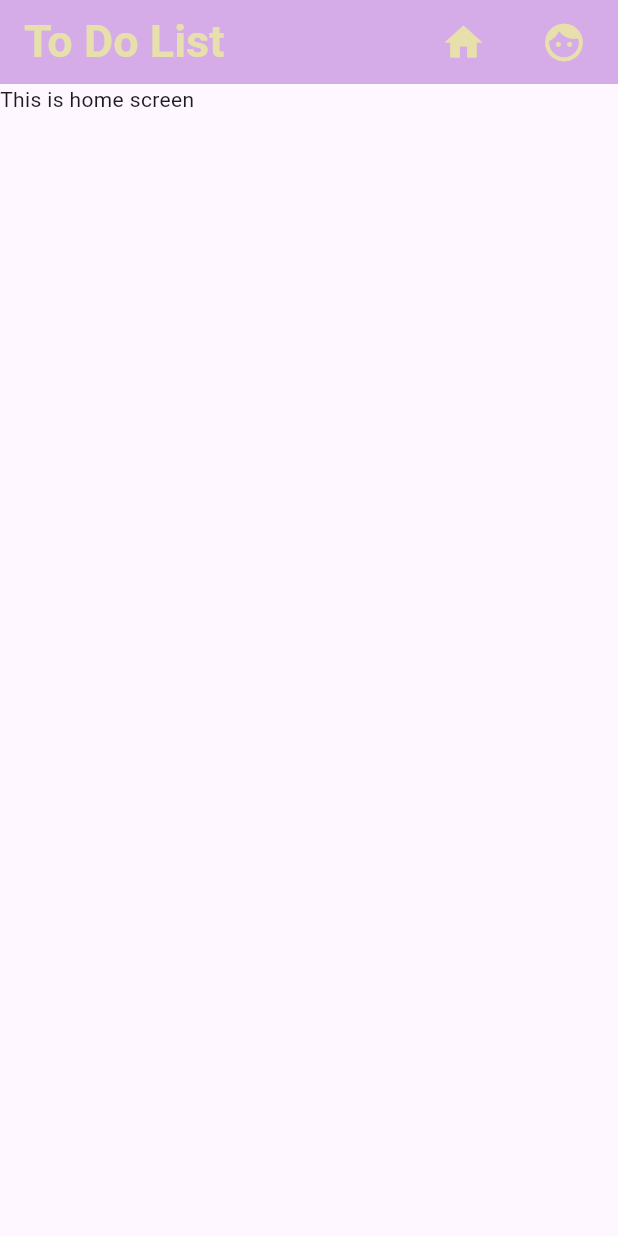
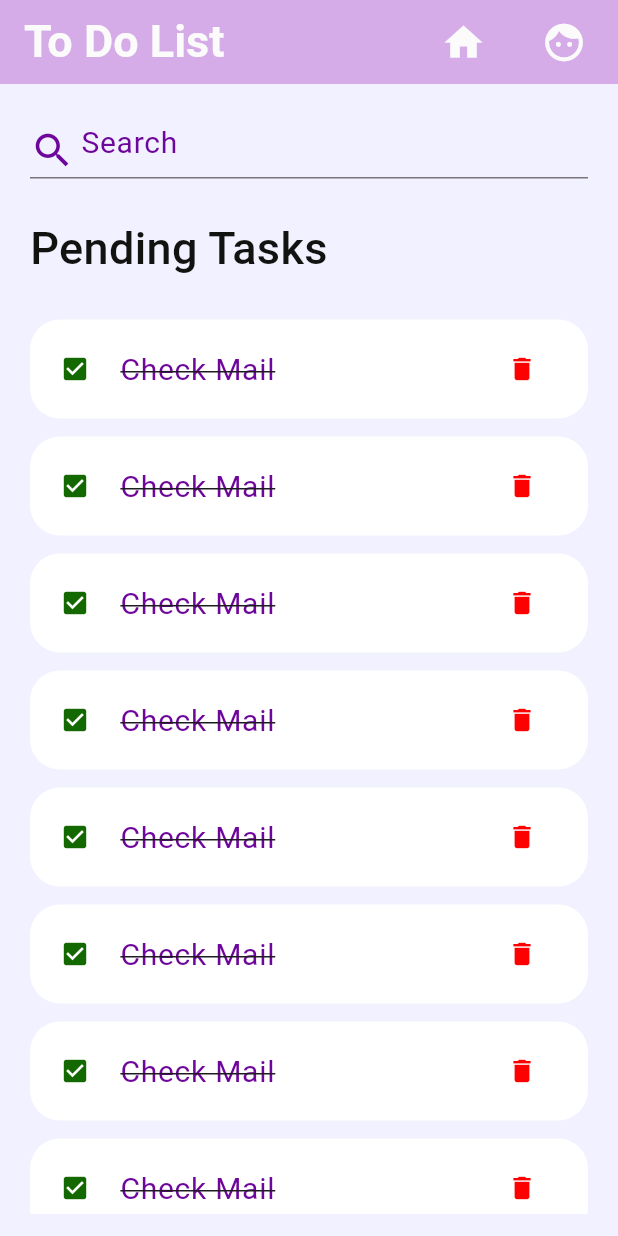
Before and after one commit to Parwathi-Jayaram/To-do-list-app, a Flutter app: the screen it shows after launch, on a phone screen of 412 x 824 dp. Run offline on Flutter 3.47's test engine with Material 3 defaults, Android fonts, the phone set to English and light mode, and no system bars.

Commit message:
added the tasks page

```diff
--- a/lib/colours/colours.dart
+++ b/lib/colours/colours.dart
@@ -3,8 +3,8 @@ import 'package:flutter/material.dart';
 const Color tdViolet=Color(0xFF6E069C);
 const Color tdPastelv=Color(0xFFD5ACE8);
 
-const Color tdYellow=Color(0xFFE8E0AC);
-const Color tdPastely=Color(0xFFFFF6B5);
+const Color tdYellow=Color(0xFFFBFBFB);
+const Color tdPastely=Color(0xFFF1F1FF);
 
 const Color tdBlack=Color(0xFF121211);
 const Color tdWhite=Color(0xFFFFFFFF);
--- a/lib/main.dart
+++ b/lib/main.dart
@@ -10,6 +10,7 @@ class MyApp extends StatelessWidget {
   @override
     Widget build(BuildContext context){
   return MaterialApp(
+    debugShowCheckedModeBanner: false,
     title: 'To-Do App',
     home: Home(),
   );
--- a/lib/screens/dashboard.dart
+++ b/lib/screens/dashboard.dart
@@ -7,6 +7,7 @@ class Dashboard extends StatelessWidget{
   @override
   Widget build(BuildContext context){
     return Scaffold (
+      backgroundColor:tdPastely,
       appBar : AppBar(
         backgroundColor:tdPastelv,
         title:Text('To Do List',
--- a/lib/screens/home.dart
+++ b/lib/screens/home.dart
@@ -1,13 +1,70 @@
 import 'package:flutter/material.dart';
 import 'package:tracker/colours/colours.dart';
 import 'package:tracker/screens/dashboard.dart';
+import '../widget/todo.dart';
 class Home extends StatelessWidget{
   const Home({super.key});
 
   @override
   Widget build(BuildContext context){
     return Scaffold (
-      appBar : AppBar(
+      backgroundColor:tdPastely,
+      appBar : buildAppBar(context),
+      body: Container(
+        padding: EdgeInsets.symmetric(vertical: 15.0,horizontal:20.0),
+        child:Column(
+          children:[
+            Searchbox(),
+            Expanded(
+            child:ListView(
+              children: [
+                Container(
+                  margin: EdgeInsets.only(top:25,bottom:20),
+                  child:Text('Pending Tasks',
+                  style:TextStyle(color:tdBlack,
+                    fontWeight:FontWeight.w500,
+                    fontSize:30,)),
+                ),
+                ToDoItem(),
+                ToDoItem(),
+                ToDoItem(),
+                ToDoItem(),
+                ToDoItem(),
+                ToDoItem(),
+                ToDoItem(),
+                ToDoItem(),
+                ToDoItem(),
+                ToDoItem(),
+                ToDoItem(),
+                ToDoItem(),
+              ]
+            )
+            )
+          ],
+        ),
+      ),
+    );
+  }
+
+  Widget Searchbox(){
+    return Container(
+      decoration:BoxDecoration(
+      ),
+      child: TextField(
+          decoration: InputDecoration(
+              contentPadding: EdgeInsets.all(0),
+              prefixIcon:Icon(Icons.search,color:tdViolet,size:30,),
+              prefixIconConstraints:BoxConstraints(maxHeight:20, minWidth:25),
+              hintText:'Search',
+              hintStyle: TextStyle(color:tdViolet,
+                fontSize:20,)
+          )
+      ),
+    );
+  }
+
+  AppBar buildAppBar(BuildContext context) {
+    return AppBar(
       backgroundColor:tdPastelv,
       title:Text('To Do List',
       style:TextStyle(color:tdYellow,
@@ -32,10 +89,6 @@ class Home extends StatelessWidget{
           }
         )
       ],
-      ),
-      body: Container(
-        child:Text('This is home screen'),
-      ),
     );
   }
 }
--- /dev/null
+++ b/lib/widget/todo.dart
@@ -0,0 +1,47 @@
+import 'package:flutter/material.dart';
+import 'package:tracker/colours/colours.dart';
+
+class ToDoItem extends StatelessWidget{
+  const ToDoItem({super.key});
+
+  @override
+  Widget build(BuildContext context){
+    return Container(
+      margin: const EdgeInsets.symmetric(vertical: 6),
+      child: Material(
+        color: tdWhite,
+        borderRadius: BorderRadius.circular(20),
+        child: ListTile(
+          onTap: () {},
+          shape: RoundedRectangleBorder(
+            borderRadius: BorderRadius.circular(20),
+          ),
+          contentPadding:
+          const EdgeInsets.symmetric(horizontal: 20, vertical: 5),
+          leading: const Icon(
+            Icons.check_box,
+            color: Color(0xFF146800),
+            size: 20,
+          ),
+          title: Text(
+            'Check Mail',
+            style: TextStyle(
+              color: tdViolet,
+              fontSize: 20,
+              decoration: TextDecoration.lineThrough,
+            ),
+          ),
+          trailing: IconButton(
+            icon: const Icon(
+              Icons.delete,
+              color: Color(0xFFFF0000),
+              size: 20,
+            ),
+            onPressed: () {},
+          ),
+        ),
+      ),
+    );
+
+  }
+}
```
Lines whose indentation alone changed are shown as unchanged.
